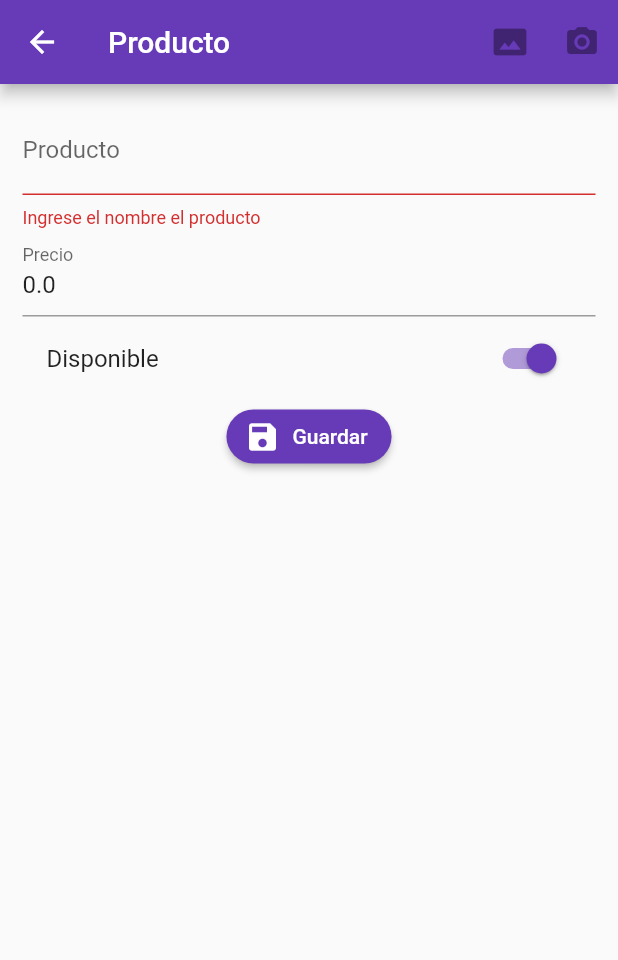
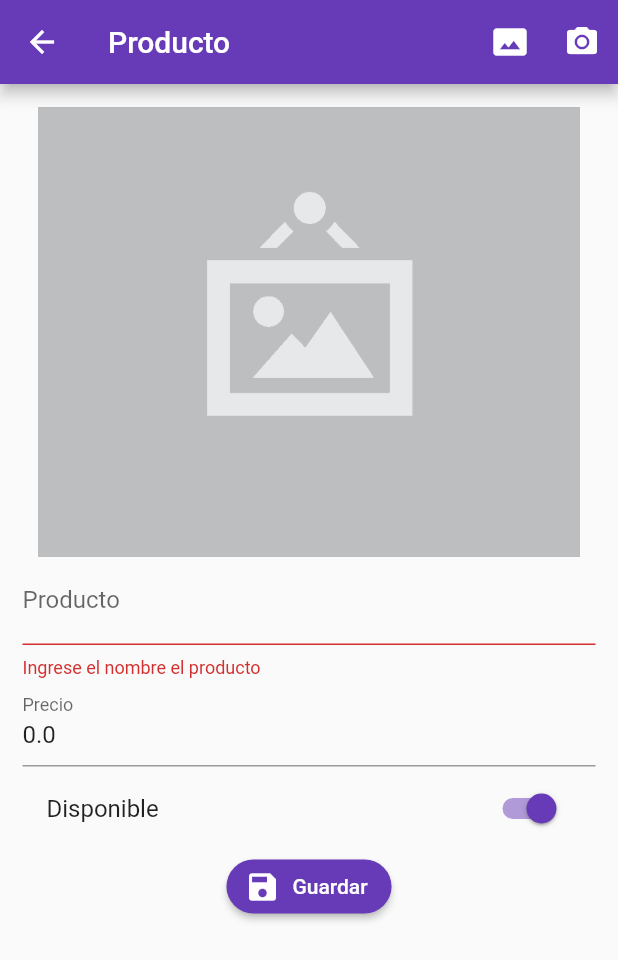
Before and after one commit to Santizgt5/crudAppFlutter, a Flutter app: the ProductoPage screen opened by its route, after a tap on "Guardar", on a phone screen of 412 x 824 dp. Shown: the top 960 px of the screen. Run offline on Flutter 3.47's test engine with Material 2 defaults, Android fonts, the phone set to English and light mode, and no system bars; our stand-ins replace image_picker, rxdart; missing offline and left inert: mime_type; network calls fail.

Commit message:
carga de imagenes finalizado

```diff
--- a/lib/src/pages/producto_page.dart
+++ b/lib/src/pages/producto_page.dart
@@ -1,7 +1,10 @@
+import 'dart:io';
+
 import 'package:flutter/material.dart';
 import 'package:form_validation/src/models/producto_model.dart';
 import 'package:form_validation/src/providers/productos_provider.dart';
 import 'package:form_validation/src/utils/utils.dart' as utils;
+import 'package:image_picker/image_picker.dart';
 
 class ProductoPage extends StatefulWidget {
   @override
@@ -15,6 +18,7 @@ class _ProductoPageState extends State<ProductoPage> {
   ProductoModel producto = new ProductoModel();
   final productoProvider = new ProductosProvider();
   bool _guardando = false;
+  File foto;
 
   @override
   Widget build(BuildContext context) {
@@ -46,6 +50,7 @@ class _ProductoPageState extends State<ProductoPage> {
             key: formKey,
             child: Column(
               children: <Widget>[
+                _mostrarFoto(),
                 _crearNombre(),
                 _crearPrecio(),
                 _crearDisponible(),
@@ -112,7 +117,7 @@ class _ProductoPageState extends State<ProductoPage> {
     );
   }
 
-  void _submit() {
+  void _submit() async {
     if (!formKey.currentState.validate()) return;
 
     formKey.currentState.save();
@@ -120,6 +125,10 @@ class _ProductoPageState extends State<ProductoPage> {
     setState(() {
       _guardando = true;
     });
+
+    if (foto != null) {
+     producto.fotoUrl = await productoProvider.subirImagen(foto);
+    }
 
     if (producto.id == null) {
       productoProvider.crearProducto(producto);
@@ -143,4 +152,45 @@ class _ProductoPageState extends State<ProductoPage> {
 
     scaffoldKey.currentState.showSnackBar(snackbar);
   }
+
+  Widget _mostrarFoto() {
+    if (producto.fotoUrl != null) {
+      return FadeInImage(
+        image: NetworkImage(producto.fotoUrl),
+        placeholder: AssetImage('assets/jar-loading-gif'),
+        height: 300.0,
+        fit: BoxFit.contain,
+      );
+    } else {
+      return Image(
+        image: AssetImage(foto?.path ?? 'assets/no-image.png'),
+        height: 300.0,
+        fit: BoxFit.cover,
+      );
+    }
+  }
+
+  _seleccionarFoto() async {
+    _procesarImagen(ImageSource.gallery);
+  }
+
+  _tomarFoto() async {
+    _procesarImagen(ImageSource.camera);
+  }
+
+  _procesarImagen(ImageSource origen) async {
+    final picker = ImagePicker();
+
+    final pickedFile = await picker.getImage(source: origen);
+
+    setState(() {
+      if (pickedFile != null) {
+        foto = File(pickedFile.path);
+
+        if (foto != null) {
+          producto.fotoUrl = null;
+        }
+      } else {}
+    });
+  }
 }
--- a/pubspec.yaml
+++ b/pubspec.yaml
@@ -31,6 +31,7 @@ dependencies:
   rxdart: ^0.25.0
   http:
   image_picker: ^0.6.7+22
+  mime_type: ^0.3.2
 
 dev_dependencies:
   flutter_test:
```
Also changed, not shown: lib/src/pages/home_page.dart (+21 -6 lines), lib/src/providers/productos_provider.dart (+33 -1 lines), pubspec.lock.
